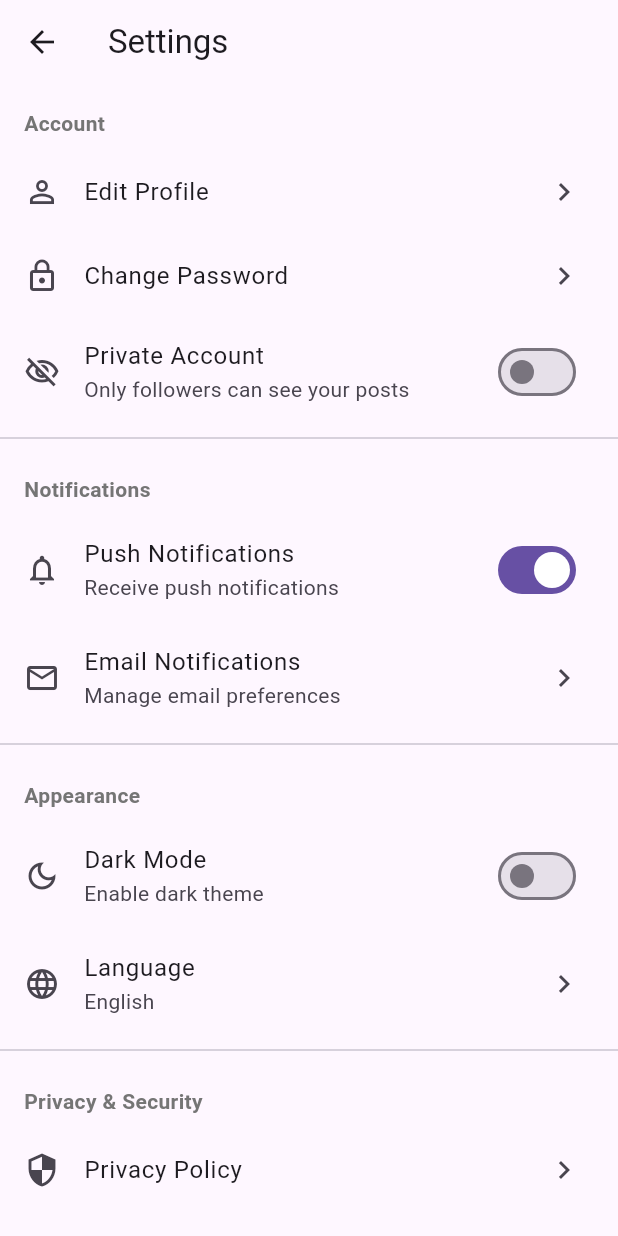
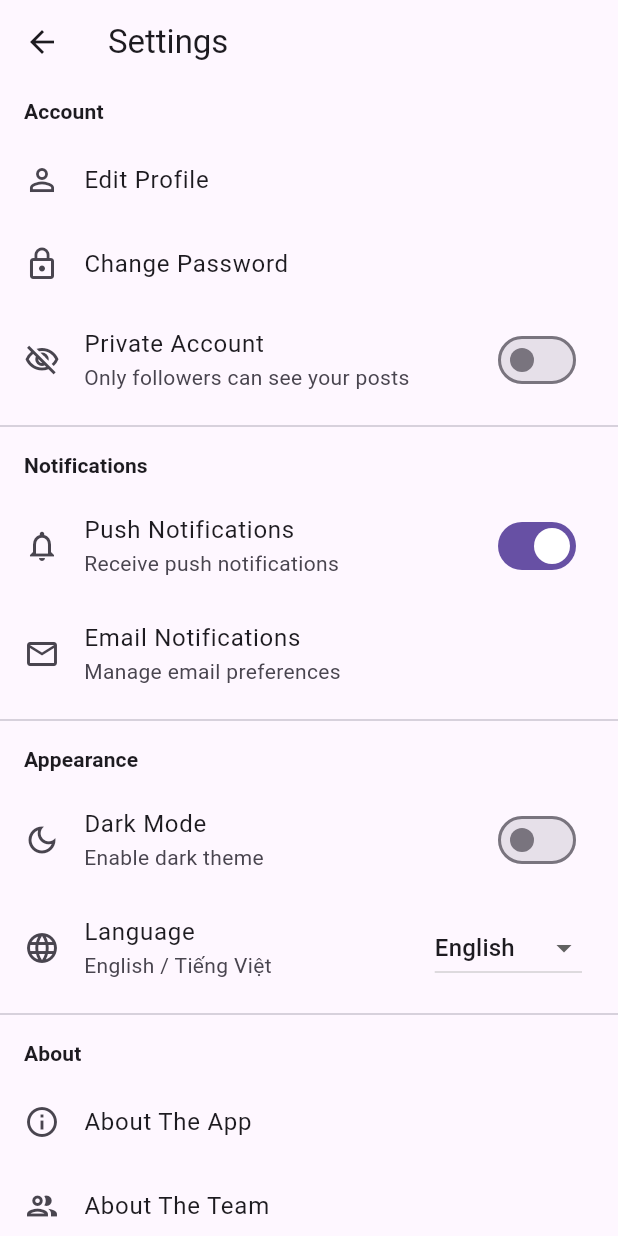
Before and after one commit to aduoke33/2025_LTTBDD_N05_Nhom_4, a Flutter app: the SettingsScreen screen opened directly, on a phone screen of 412 x 824 dp. Run offline on Flutter 3.47's test engine with Material 3 defaults, Android fonts, the phone set to English and light mode, and no system bars.

Commit message:
translate: Settings screen

```diff
--- a/lib/screens/settings_screen.dart
+++ b/lib/screens/settings_screen.dart
@@ -1,4 +1,8 @@
+import 'package:english_forum_app/l10n/app_localizations.dart';
+import 'package:english_forum_app/l10n/language_provider.dart';
+import 'package:english_forum_app/screens/about_team_screen.dart';
 import 'package:flutter/material.dart';
+import 'package:provider/provider.dart';
 import 'about_screen.dart';
 import 'login_screen.dart';
 
@@ -16,15 +20,18 @@ class _SettingsScreenState extends State<SettingsScreen> {
 
   @override
   Widget build(BuildContext context) {
+    final l10n = AppLocalizations.of(context)!;
     return Scaffold(
-      appBar: AppBar(title: const Text('Settings')),
-      body: ListView(
+      appBar: AppBar(title: Text(l10n.get('settings') ?? 'Settings')),
+      body: Consumer<LanguageProvider>(
+        builder: (context, languageProvider, child) {
+          return ListView(
             children: [
               // Account Section
-          _buildSectionHeader('Account'),
+              _buildSectionHeader(l10n.get('account') ?? 'Account'),
               _buildListTile(
                 icon: Icons.person_outline,
-            title: 'Edit Profile',
+                title: l10n.get('editProfile') ?? 'Edit Profile',
                 onTap: () {
                   ScaffoldMessenger.of(context).showSnackBar(
                     const SnackBar(content: Text('Edit profile coming soon')),
@@ -33,17 +40,19 @@ class _SettingsScreenState extends State<SettingsScreen> {
               ),
               _buildListTile(
                 icon: Icons.lock_outline,
-            title: 'Change Password',
+                title: l10n.get('changePassword') ?? 'Change Password',
                 onTap: () {
                   ScaffoldMessenger.of(context).showSnackBar(
-                const SnackBar(content: Text('Change password coming soon')),
+                    const SnackBar(
+                        content: Text('Change password coming soon')),
                   );
                 },
               ),
               SwitchListTile(
                 secondary: const Icon(Icons.visibility_off_outlined),
-            title: const Text('Private Account'),
-            subtitle: const Text('Only followers can see your posts'),
+                title: Text(l10n.get('privateAccount') ?? 'Private Account'),
+                subtitle: Text(l10n.get('privateAccountDescription') ??
+                    'Only followers can see your posts'),
                 value: _privateAccount,
                 onChanged: (value) {
                   setState(() {
@@ -54,11 +63,14 @@ class _SettingsScreenState extends State<SettingsScreen> {
               const Divider(),
 
               // Notifications Section
-          _buildSectionHeader('Notifications'),
+              _buildSectionHeader(
+                  l10n.get('notifications') ?? 'Notifications'),
               SwitchListTile(
                 secondary: const Icon(Icons.notifications_outlined),
-            title: const Text('Push Notifications'),
-            subtitle: const Text('Receive push notifications'),
+                title: Text(
+                    l10n.get('pushNotifications') ?? 'Push Notifications'),
+                subtitle: Text(l10n.get('pushNotificationsDescription') ??
+                    'Receive push notifications'),
                 value: _notificationsEnabled,
                 onChanged: (value) {
                   setState(() {
@@ -68,22 +80,26 @@ class _SettingsScreenState extends State<SettingsScreen> {
               ),
               _buildListTile(
                 icon: Icons.email_outlined,
-            title: 'Email Notifications',
-            subtitle: 'Manage email preferences',
+                title:
+                    l10n.get('emailNotifications') ?? 'Email Notifications',
+                subtitle: l10n.get('emailNotificationsDescription') ??
+                    'Manage email preferences',
                 onTap: () {
                   ScaffoldMessenger.of(context).showSnackBar(
-                const SnackBar(content: Text('Email settings coming soon')),
+                    const SnackBar(
+                        content: Text('Email settings coming soon')),
                   );
                 },
               ),
               const Divider(),
 
               // Appearance Section
-          _buildSectionHeader('Appearance'),
+              _buildSectionHeader(l10n.get('appearance') ?? 'Appearance'),
               SwitchListTile(
                 secondary: const Icon(Icons.dark_mode_outlined),
-            title: const Text('Dark Mode'),
-            subtitle: const Text('Enable dark theme'),
+                title: Text(l10n.get('darkMode') ?? 'Dark Mode'),
+                subtitle: Text(
+                    l10n.get('darkModeDescription') ?? 'Enable dark theme'),
                 value: _darkModeEnabled,
                 onChanged: (value) {
                   setState(() {
@@ -100,77 +116,83 @@ class _SettingsScreenState extends State<SettingsScreen> {
               ),
               _buildListTile(
                 icon: Icons.language_outlined,
-            title: 'Language',
-            subtitle: 'English',
+                title: l10n.get('language') ?? 'Language',
+                subtitle: l10n.get('languageDescription') ??
+                    'English / Tiếng Việt',
+                trailing: DropdownButton<String>(
+                  value: languageProvider.currentLocale.languageCode,
+                  onChanged: (String? newValue) {
+                    if (newValue != null &&
+                        newValue !=
+                            languageProvider.currentLocale.languageCode) {
+                      languageProvider.toggleLanguage();
+                    }
+                  },
+                  items: <String>['en', 'vi']
+                      .map<DropdownMenuItem<String>>((String value) {
+                    return DropdownMenuItem<String>(
+                      value: value,
+                      child: Text(value == 'en' ? 'English' : 'Tiếng Việt'),
+                    );
+                  }).toList(),
+                ),
+                onTap: () {}, // No action needed on tap
+              ),
+              const Divider(),
+
+              // About Section
+              _buildSectionHeader(l10n.get('about') ?? 'About'),
+              _buildListTile(
+                icon: Icons.info_outline,
+                title: l10n.get('aboutTheApp') ?? 'About The App',
                 onTap: () {
-              ScaffoldMessenger.of(context).showSnackBar(
-                const SnackBar(content: Text('Language settings coming soon')),
+                  Navigator.push(
+                    context,
+                    MaterialPageRoute(
+                        builder: (context) => const AboutScreen()),
+                  );
+                },
+              ),
+              _buildListTile(
+                icon: Icons.group_outlined,
+                title: l10n.get('aboutTheTeam') ?? 'About The Team',
+                onTap: () {
+                  Navigator.push(
+                    context,
+                    MaterialPageRoute(
+                        builder: (context) => const AboutTeamScreen()),
                   );
                 },
               ),
               const Divider(),
 
-          // Privacy & Security Section
-          _buildSectionHeader('Privacy & Security'),
+              // Logout
               _buildListTile(
-            icon: Icons.security_outlined,
-            title: 'Privacy Policy',
-            onTap: () {},
-          ),
-          _buildListTile(
-            icon: Icons.description_outlined,
-            title: 'Terms of Service',
-            onTap: () {},
-          ),
-          _buildListTile(
-            icon: Icons.block_outlined,
-            title: 'Blocked Users',
-            onTap: () {},
-          ),
-          const Divider(),
-
-          // About Section
-          _buildSectionHeader('About'),
-          _buildListTile(
-            icon: Icons.info_outline,
-            title: 'About',
-            onTap: () {
-              Navigator.of(context).push(
-                MaterialPageRoute(builder: (context) => const AboutScreen()),
-              );
-            },
-          ),
-          _buildListTile(
-            icon: Icons.help_outline,
-            title: 'Help & Support',
-            onTap: () {},
-          ),
-          const Divider(),
-
-          // Logout
-          ListTile(
-            leading: const Icon(Icons.logout, color: Colors.red),
-            title: const Text('Logout', style: TextStyle(color: Colors.red)),
+                icon: Icons.logout,
+                title: l10n.get('logout') ?? 'Logout',
+                iconColor: Colors.red,
+                textColor: Colors.red,
                 onTap: () {
                   _showLogoutDialog();
                 },
               ),
               const SizedBox(height: 20),
             ],
+          );
+        },
       ),
     );
   }
 
   Widget _buildSectionHeader(String title) {
     return Padding(
-      padding: const EdgeInsets.fromLTRB(16, 16, 16, 8),
+      padding: const EdgeInsets.symmetric(horizontal: 16.0, vertical: 8.0),
       child: Text(
         title,
-        style: TextStyle(
-          fontSize: 14,
-          fontWeight: FontWeight.bold,
-          color: Colors.grey[600],
-        ),
+        style: Theme.of(context)
+            .textTheme
+            .titleSmall
+            ?.copyWith(fontWeight: FontWeight.bold),
       ),
     );
   }
@@ -179,13 +201,16 @@ class _SettingsScreenState extends State<SettingsScreen> {
     required IconData icon,
     required String title,
     String? subtitle,
-    required VoidCallback onTap,
+    VoidCallback? onTap,
+    Color? iconColor,
+    Color? textColor,
+    Widget? trailing,
   }) {
     return ListTile(
-      leading: Icon(icon),
-      title: Text(title),
+      leading: Icon(icon, color: iconColor),
+      title: Text(title, style: TextStyle(color: textColor)),
       subtitle: subtitle != null ? Text(subtitle) : null,
-      trailing: const Icon(Icons.chevron_right),
+      trailing: trailing,
       onTap: onTap,
     );
   }
```
Lines whose indentation alone changed are shown as unchanged.
